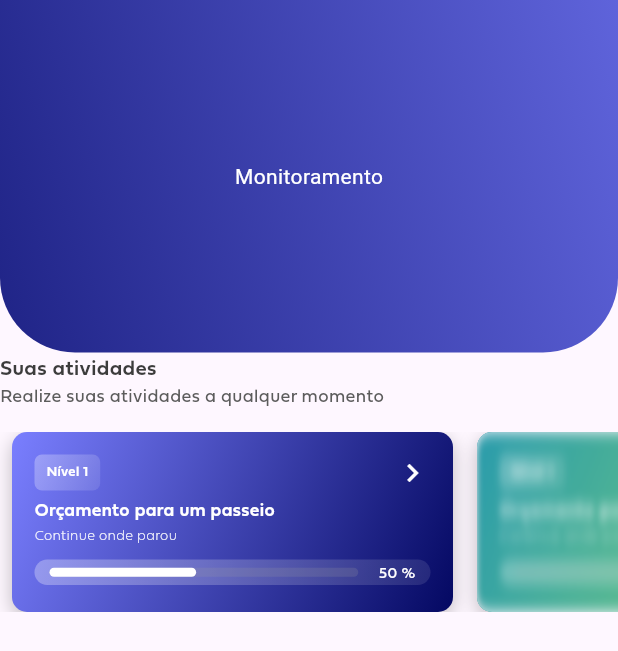
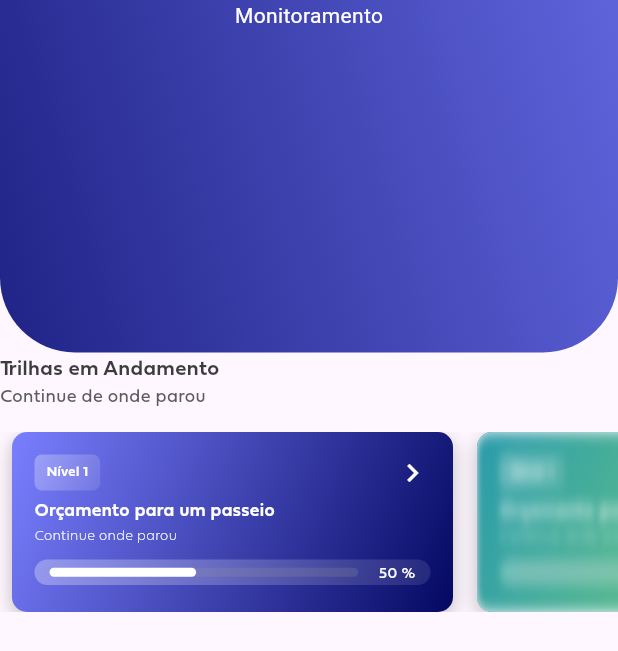
Before and after one commit to ianzin30/L-earn, a Flutter app: the MonitorigPage screen opened directly with empty values, on a phone screen of 412 x 824 dp. Shown: the top 651 px of the screen. Run offline on Flutter 3.47's test engine with Material 3 defaults, Android fonts, the phone set to English and light mode, and no system bars.

Commit message:
feat: add new instances in app bar and create a new appbar with super widget

```diff
--- a/learn/lib/pages/childrenPages/activitiesPage.dart
+++ b/learn/lib/pages/childrenPages/activitiesPage.dart
@@ -1,5 +1,5 @@
 import 'package:flutter/material.dart';
-import '../../widgets/global/appBar.dart';
+import '../../widgets/global/learnAppBar.dart';
 import '/widgets/achivievementWidget.dart';
 
 class ChildrenActivitiesPage extends StatelessWidget {
--- a/learn/lib/pages/childrenPages/homePage.dart
+++ b/learn/lib/pages/childrenPages/homePage.dart
@@ -1,5 +1,5 @@
 import 'package:flutter/material.dart';
-import '../../widgets/global/appBar.dart';
+import '../../widgets/global/learnAppBar.dart';
 import 'package:learn/widgets/levelWidget.dart';
 import 'package:learn/widgets/StreakWidget.dart';
 
--- a/learn/lib/pages/genericPage.dart
+++ b/learn/lib/pages/genericPage.dart
@@ -1,5 +1,5 @@
 import 'package:flutter/material.dart';
-import '../widgets/global/appBar.dart';
+import '../widgets/global/learnAppBar.dart';
 
 class GenericPageTemplate extends StatelessWidget {
   final ValueNotifier<double> pagePosition;
--- a/learn/lib/pages/parentsPages/activitiesPage.dart
+++ b/learn/lib/pages/parentsPages/activitiesPage.dart
@@ -1,5 +1,5 @@
 import 'package:flutter/material.dart';
-import 'package:learn/widgets/global/appBar.dart';
+import 'package:learn/widgets/global/learnAppBar.dart';
 import 'package:learn/widgets/activitiesWidgets/activitieContentColumn.dart';
 
 class ParentsActivitiesPage extends StatelessWidget {
--- a/learn/lib/pages/parentsPages/homePage.dart
+++ b/learn/lib/pages/parentsPages/homePage.dart
@@ -1,5 +1,5 @@
 import 'package:flutter/material.dart';
-import '../../widgets/global/appBar.dart';
+import '../../widgets/global/learnAppBar.dart';
 
 class ParentsHPage extends StatelessWidget {
   final ValueNotifier<double> pagePosition;
--- a/learn/lib/pages/parentsPages/monitoringPage.dart
+++ b/learn/lib/pages/parentsPages/monitoringPage.dart
@@ -1,5 +1,5 @@
 import 'package:flutter/material.dart';
-import '/widgets/global/appBar.dart';
+import '../../widgets/global/learnAppBar.dart';
 import 'package:learn/widgets/activitiesWidgets/yoursActivities.dart';
 
 class MonitorigPage extends StatelessWidget {
--- a/learn/lib/widgets/activitiesWidgets/yoursActivities.dart
+++ b/learn/lib/widgets/activitiesWidgets/yoursActivities.dart
@@ -38,12 +38,12 @@ class YoursActivities extends StatelessWidget {
         crossAxisAlignment: CrossAxisAlignment.start,
         children: [
           const Text(
-            "Suas atividades",
+            "Trilhas em Andamento",
             style:  TextStyle(color: Color(0XFF3C3C3C), fontSize:14, fontFamily: "Fieldwork-Geo", fontWeight:FontWeight.w600),
             textAlign: TextAlign.start,
             ),
             const Text(
-            "Realize suas atividades a qualquer momento",
+            "Continue de onde parou",
             style:  TextStyle(color: Color(0XFF5C5C5C), fontSize:12, fontFamily: "Fieldwork-Geo", fontWeight:FontWeight.w400),
             textAlign: TextAlign.start,
             ),
--- a/learn/lib/widgets/global/appBar.dart
+++ /dev/null
@@ -1,49 +0,0 @@
-import 'package:flutter/material.dart';
-
-class LearnAppBar extends StatelessWidget implements PreferredSizeWidget {
-  final List<Widget> children;
-  final double pagePosition;
-  final int pageIndex;
-
-  LearnAppBar({
-    required this.children,
-    required this.pagePosition,
-    required this.pageIndex
-  });
-
-  @override
-  Widget build(BuildContext context) {
-    bool isRounded = pagePosition == pagePosition.floorToDouble();
-    double pageOffset = pagePosition - pageIndex;
-    Alignment gradientStart = Alignment(-pageOffset, -1.0);
-    Alignment gradientEnd = Alignment(pageOffset, 1.0);
-
-    return AnimatedContainer(
-      duration: const Duration(milliseconds: 300),
-      height: preferredSize.height,
-      decoration: BoxDecoration(
-        gradient: LinearGradient(
-          begin: gradientStart,
-          end: gradientEnd,
-          colors: [
-            Color(0xFF7A7FFF),
-            Color(0xFF040862),
-          ],
-        ),
-        borderRadius: isRounded
-            ? BorderRadius.vertical(bottom: Radius.circular(50))
-            : BorderRadius.zero,
-      ),
-      child: SafeArea(
-        child: Column(
-          mainAxisAlignment: MainAxisAlignment.center,
-          children: children,
-        ),
-      ),
-    );
-  }
-
-
-  @override
-  Size get preferredSize => Size.fromHeight(235);
-}
--- /dev/null
+++ b/learn/lib/widgets/global/learnAppBar.dart
@@ -0,0 +1,97 @@
+import 'package:flutter/material.dart';
+
+class LearnAppBar extends StatelessWidget implements PreferredSizeWidget {
+  final List<Widget> children;
+  final double pagePosition;
+  final int pageIndex;
+  final MainAxisAlignment mainAxisAlignment;
+  final CrossAxisAlignment crossAxisAlignment;
+
+  LearnAppBar({
+    required this.children,
+    required this.pagePosition,
+    required this.pageIndex,
+    this.mainAxisAlignment = MainAxisAlignment.start,
+    this.crossAxisAlignment = CrossAxisAlignment.center
+  });
+
+  @override
+  Widget build(BuildContext context) {
+    bool isRounded = pagePosition == pagePosition.floorToDouble();
+    double pageOffset = pagePosition - pageIndex;
+    Alignment gradientStart = Alignment(-pageOffset, -1.0);
+    Alignment gradientEnd = Alignment(pageOffset, 1.0);
+
+    return AnimatedContainer(
+      duration: const Duration(milliseconds: 300),
+      height: preferredSize.height,
+      decoration: BoxDecoration(
+        gradient: LinearGradient(
+          begin: gradientStart,
+          end: gradientEnd,
+          colors: const [
+            Color(0xFF7A7FFF),
+            Color(0xFF040862),
+          ],
+        ),
+        borderRadius: isRounded
+            ? const BorderRadius.vertical(bottom: Radius.circular(50))
+            : BorderRadius.zero,
+      ),
+      child: SafeArea(
+        child: Column(
+          mainAxisAlignment: mainAxisAlignment,
+          crossAxisAlignment: crossAxisAlignment,
+          children: children,
+        ),
+      ),
+    );
+  }
+
+  @override
+  Size get preferredSize => Size.fromHeight(235);
+}
+
+class LearnAppBarSuper extends LearnAppBar {
+  final Widget superWidget;
+
+  LearnAppBarSuper({
+    required List<Widget> children,
+    required double pagePosition,
+    required int pageIndex,
+    MainAxisAlignment mainAxisAlignment = MainAxisAlignment.start,
+    CrossAxisAlignment crossAxisAlignment = CrossAxisAlignment.center,
+    required this.superWidget,
+  }) : super(
+            children: children,
+            pagePosition: pagePosition,
+            pageIndex: pageIndex,
+            mainAxisAlignment: mainAxisAlignment,
+            crossAxisAlignment: crossAxisAlignment,
+         );
+
+  @override
+  Widget build(BuildContext context) {
+    return Container(
+      height: 300,
+      child:Stack(
+          children: [
+            Container(
+              width: MediaQuery.of(context).size.width,
+              height: 235,
+              child:super.build(context)
+            ),
+            Positioned(
+              child: superWidget,
+              top: 150,
+              left: 14,
+              right: 14,
+              ),
+          ],
+        )
+    );
+  }
+  @override
+  Size get preferredSize => Size.fromHeight(400);
+
+}
```
Also changed, not shown: learn/lib/pages/parentsPages/profilePage.dart (+5 -3 lines).
